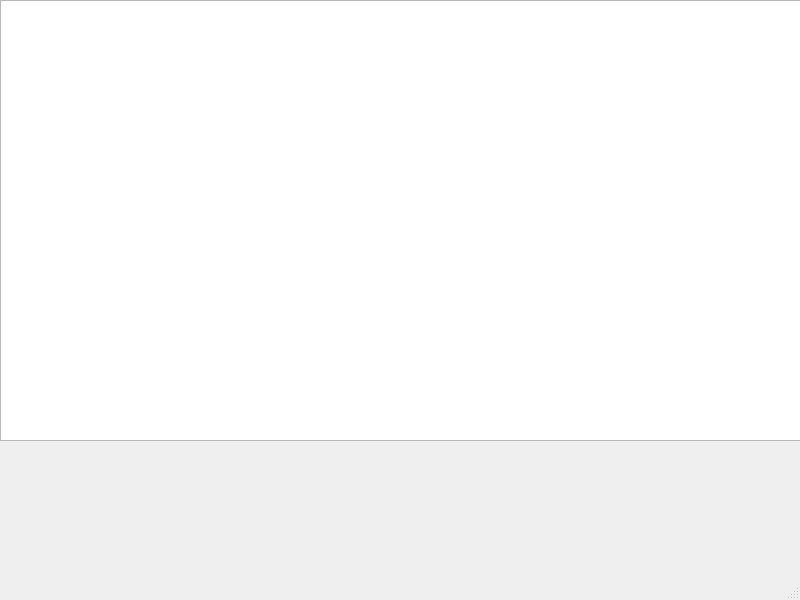
Qt form zorkgui.ui (KevinX8/ZorkCS4076) before a commit.
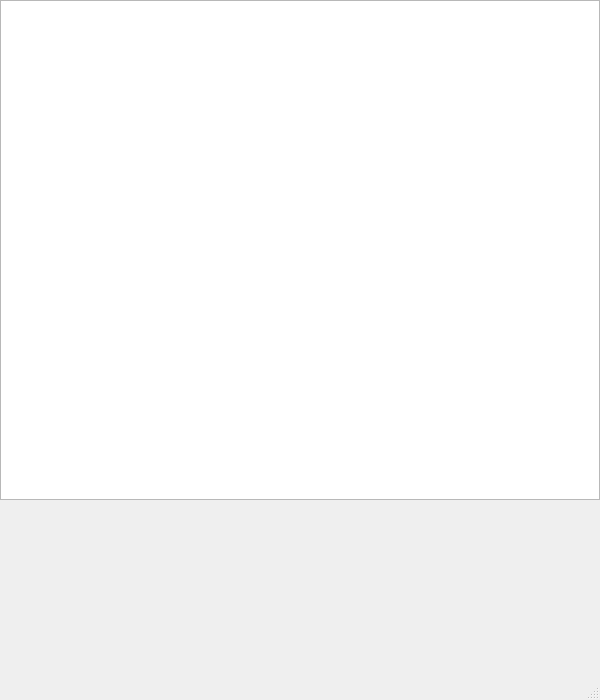
The same form after that commit.

The edit to the form file:
```diff
--- a/zorkgui.ui
+++ b/zorkgui.ui
@@ -6,10 +6,22 @@
    <rect>
     <x>0</x>
     <y>0</y>
-    <width>800</width>
-    <height>600</height>
+    <width>600</width>
+    <height>700</height>
    </rect>
   </property>
+  <property name="minimumSize">
+   <size>
+    <width>600</width>
+    <height>700</height>
+   </size>
+  </property>
+  <property name="maximumSize">
+   <size>
+    <width>600</width>
+    <height>700</height>
+   </size>
+  </property>
   <property name="windowTitle">
    <string>ZorkGUI</string>
   </property>
@@ -19,8 +31,8 @@
      <rect>
       <x>0</x>
       <y>0</y>
-      <width>801</width>
-      <height>441</height>
+      <width>600</width>
+      <height>500</height>
      </rect>
     </property>
    </widget>
```
Left out of the diff: 6 changed lines with no effect on the pictures.
